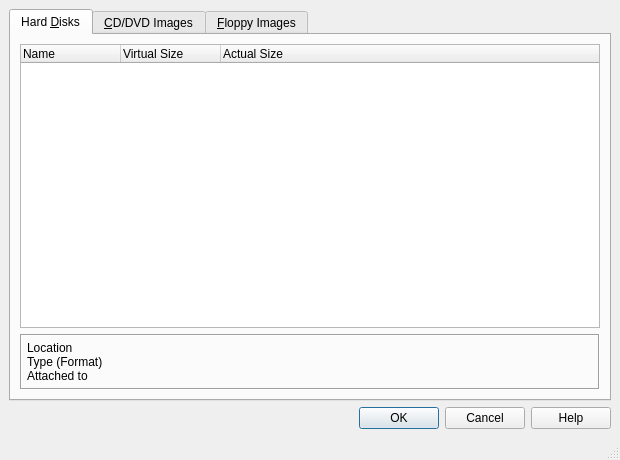
First picture: the form in vbox/src/VBox/Frontends/VirtualBox/src/VBoxMediaManagerDlg.ui, repository jljuxgm/vboxgit, before the edit.
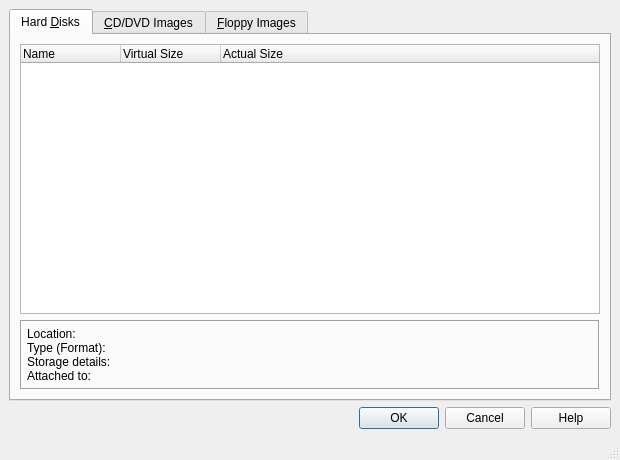
Second picture: the form after the edit. Custom widgets are drawn as their Qt base class.

```diff
--- a/vbox/src/VBox/Frontends/VirtualBox/src/VBoxMediaManagerDlg.ui
+++ b/vbox/src/VBox/Frontends/VirtualBox/src/VBoxMediaManagerDlg.ui
@@ -98,7 +98,7 @@
            <item row="0" column="0" >
             <widget class="QLabel" name="mLbHD1" >
              <property name="text" >
-              <string>Location</string>
+              <string>Location:</string>
              </property>
             </widget>
            </item>
@@ -115,7 +115,7 @@
            <item row="1" column="0" >
             <widget class="QLabel" name="mLbHD2" >
              <property name="text" >
-              <string>Type (Format)</string>
+              <string>Type (Format):</string>
              </property>
             </widget>
            </item>
@@ -132,7 +132,7 @@
            <item row="2" column="0" >
             <widget class="QLabel" name="mLbHD3" >
              <property name="text" >
-              <string>Attached to</string>
+              <string>Storage details:</string>
              </property>
             </widget>
            </item>
@@ -146,6 +146,23 @@
              </property>
             </widget>
            </item>
+           <item row="3" column="0" >
+            <widget class="QLabel" name="mLbHD4" >
+             <property name="text" >
+              <string>Attached to:</string>
+             </property>
+            </widget>
+           </item>
+           <item row="3" column="1" >
+            <widget class="QILabel" name="mIpHD4" >
+             <property name="sizePolicy" >
+              <sizepolicy vsizetype="Preferred" hsizetype="MinimumExpanding" >
+               <horstretch>0</horstretch>
+               <verstretch>0</verstretch>
+              </sizepolicy>
+             </property>
+            </widget>
+           </item>
           </layout>
          </widget>
         </item>
```
Left out of the diff: 8 changed lines with no effect on the pictures.
